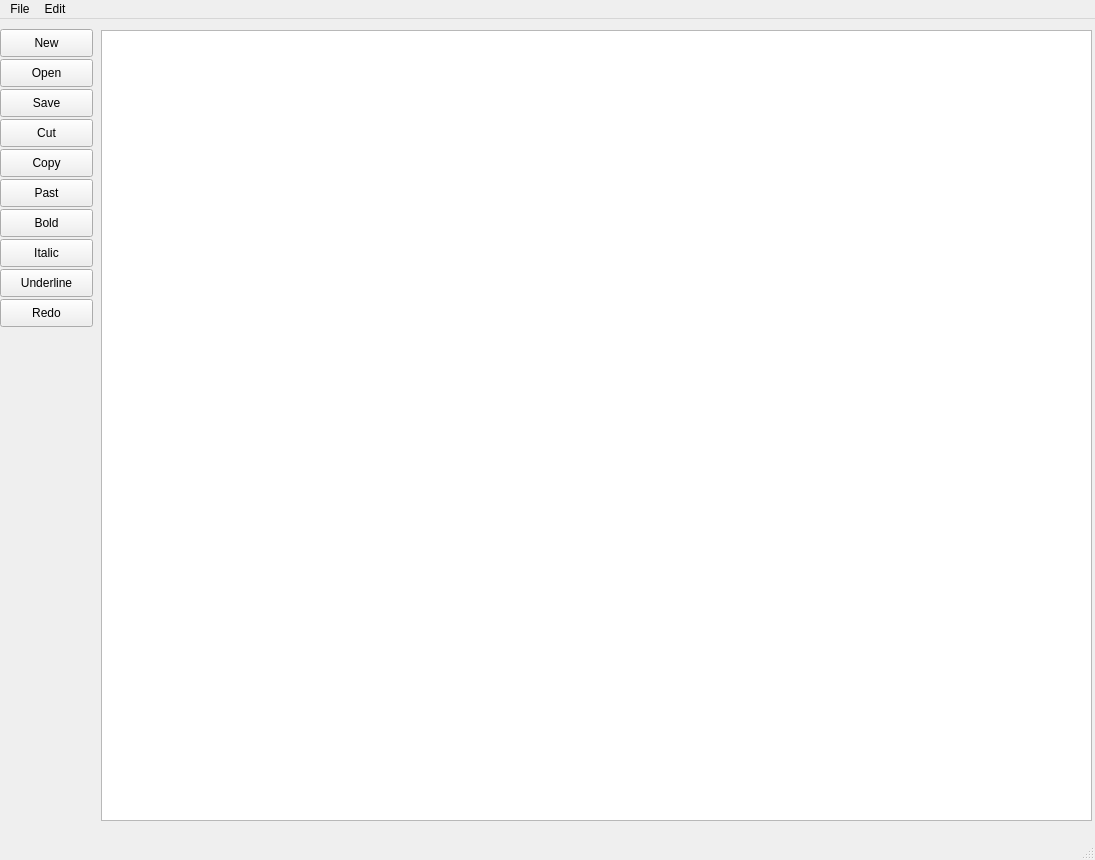
pooya-sharifi/Final-prog-ap, file untitled.ui: the form before one commit.
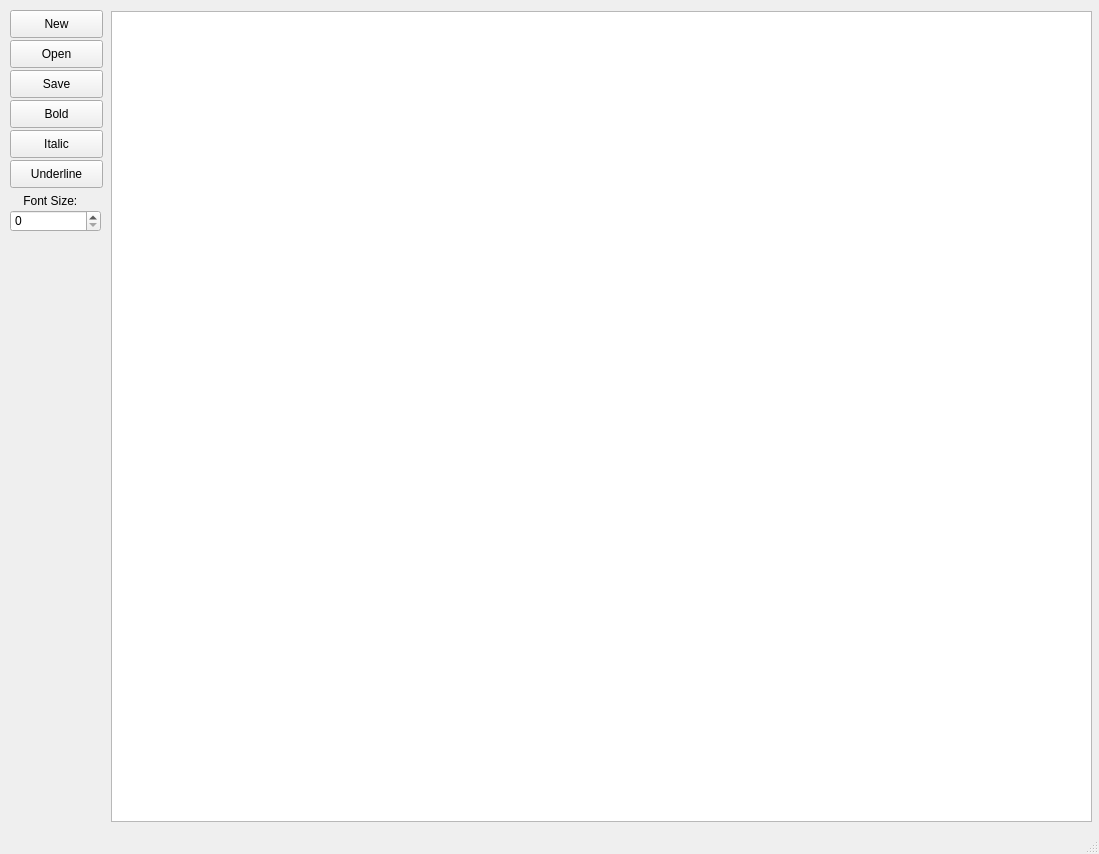
The form after the commit.

Commit message: copy and cut actions were added in toolbar

Diff of the .ui file:
```diff
--- a/untitled.ui
+++ b/untitled.ui
@@ -6,8 +6,8 @@
    <rect>
     <x>0</x>
     <y>0</y>
-    <width>1095</width>
-    <height>860</height>
+    <width>1099</width>
+    <height>854</height>
    </rect>
   </property>
   <property name="windowTitle">
@@ -17,7 +17,7 @@
    <widget class="QPushButton" name="NewButton">
     <property name="geometry">
      <rect>
-      <x>0</x>
+      <x>10</x>
       <y>10</y>
       <width>93</width>
       <height>28</height>
@@ -30,17 +30,17 @@
    <widget class="QTextEdit" name="textEdit">
     <property name="geometry">
      <rect>
-      <x>101</x>
+      <x>111</x>
       <y>11</y>
-      <width>991</width>
-      <height>791</height>
+      <width>981</width>
+      <height>811</height>
      </rect>
     </property>
    </widget>
    <widget class="QPushButton" name="saveButton">
     <property name="geometry">
      <rect>
-      <x>0</x>
+      <x>10</x>
       <y>70</y>
       <width>93</width>
       <height>28</height>
@@ -50,50 +50,11 @@
      <string>Save</string>
     </property>
    </widget>
-   <widget class="QPushButton" name="cutButton">
-    <property name="geometry">
-     <rect>
-      <x>0</x>
-      <y>100</y>
-      <width>93</width>
-      <height>28</height>
-     </rect>
-    </property>
-    <property name="text">
-     <string>Cut</string>
-    </property>
-   </widget>
-   <widget class="QPushButton" name="pushButton_4">
-    <property name="geometry">
-     <rect>
-      <x>0</x>
-      <y>130</y>
-      <width>93</width>
-      <height>28</height>
-     </rect>
-    </property>
-    <property name="text">
-     <string>Copy</string>
-    </property>
-   </widget>
-   <widget class="QPushButton" name="pushButton_5">
-    <property name="geometry">
-     <rect>
-      <x>0</x>
-      <y>160</y>
-      <width>93</width>
-      <height>28</height>
-     </rect>
-    </property>
-    <property name="text">
-     <string>Past</string>
-    </property>
-   </widget>
    <widget class="QPushButton" name="BoldButton">
     <property name="geometry">
      <rect>
-      <x>0</x>
-      <y>190</y>
+      <x>10</x>
+      <y>100</y>
       <width>93</width>
       <height>28</height>
      </rect>
@@ -105,8 +66,8 @@
    <widget class="QPushButton" name="italicButton">
     <property name="geometry">
      <rect>
-      <x>0</x>
-      <y>220</y>
+      <x>10</x>
+      <y>130</y>
       <width>93</width>
       <height>28</height>
      </rect>
@@ -118,7 +79,7 @@
    <widget class="QPushButton" name="OpenButton">
     <property name="geometry">
      <rect>
-      <x>0</x>
+      <x>10</x>
       <y>40</y>
       <width>93</width>
       <height>28</height>
@@ -131,8 +92,8 @@
    <widget class="QPushButton" name="underlineButton">
     <property name="geometry">
      <rect>
-      <x>0</x>
-      <y>250</y>
+      <x>10</x>
+      <y>160</y>
       <width>93</width>
       <height>28</height>
      </rect>
@@ -141,60 +102,30 @@
      <string>Underline</string>
     </property>
    </widget>
-   <widget class="QPushButton" name="redoButton">
+   <widget class="QSpinBox" name="spinBox">
     <property name="geometry">
      <rect>
-      <x>0</x>
-      <y>280</y>
-      <width>93</width>
-      <height>28</height>
+      <x>10</x>
+      <y>210</y>
+      <width>91</width>
+      <height>22</height>
+     </rect>
+    </property>
+   </widget>
+   <widget class="QLabel" name="label">
+    <property name="geometry">
+     <rect>
+      <x>10</x>
+      <y>190</y>
+      <width>91</width>
+      <height>21</height>
      </rect>
     </property>
     <property name="text">
-     <string>Redo</string>
+     <string>    Font Size:</string>
     </property>
    </widget>
   </widget>
-  <widget class="QMenuBar" name="menubar">
-   <property name="geometry">
-    <rect>
-     <x>0</x>
-     <y>0</y>
-     <width>1095</width>
-     <height>26</height>
-    </rect>
-   </property>
-   <widget class="QMenu" name="menuFile">
-    <property name="title">
-     <string>File</string>
-    </property>
-    <addaction name="actionNew"/>
-    <addaction name="actionOpen"/>
-    <addaction name="separator"/>
-    <addaction name="actionSave"/>
-    <addaction name="separator"/>
-   </widget>
-   <widget class="QMenu" name="menuEdit">
-    <property name="title">
-     <string>Edit</string>
-    </property>
-    <widget class="QMenu" name="menuCut">
-     <property name="title">
-      <string>Cut</string>
-     </property>
-     <addaction name="separator"/>
-    </widget>
-    <addaction name="menuCut"/>
-    <addaction name="actionCopy"/>
-    <addaction name="actionPast"/>
-    <addaction name="separator"/>
-    <addaction name="actionRedo"/>
-    <addaction name="actionUndo"/>
-    <addaction name="separator"/>
-   </widget>
-   <addaction name="menuFile"/>
-   <addaction name="menuEdit"/>
-  </widget>
   <widget class="QStatusBar" name="statusbar"/>
   <action name="actionNew">
    <property name="text">
```
The commit also changes 1 other file.
